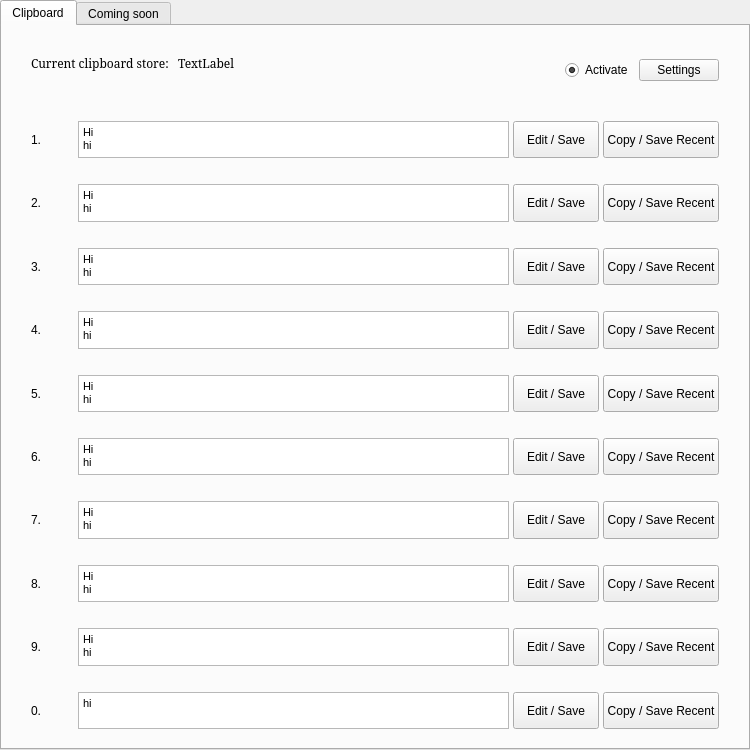
This is clipboard_2.ui in Ivan-812/Better-clipboard as Qt 5 draws it before an edit. The edited form follows.
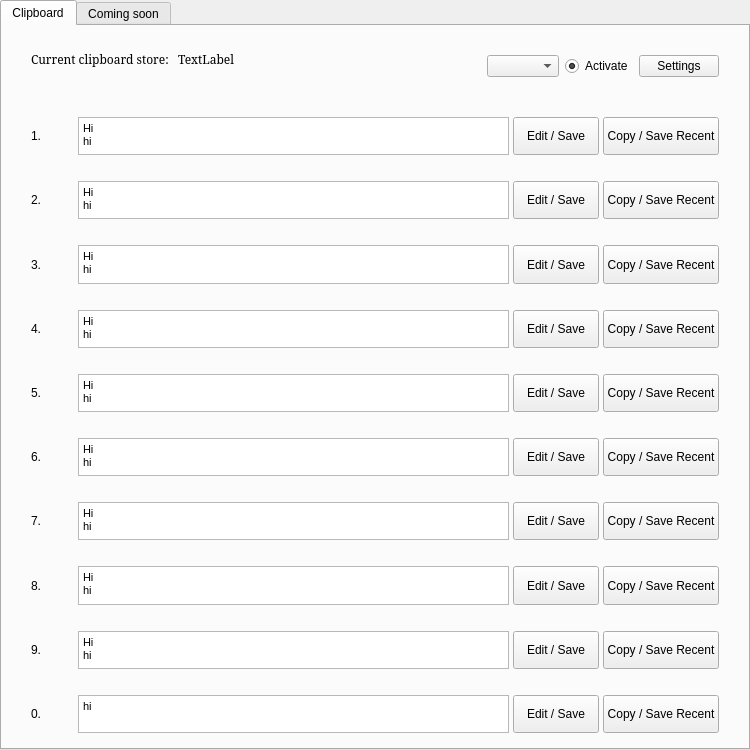
This is the edited form.

Commit message:
Add add new clipboard + convert functions to class
1. Add combo box to choose new clipboards
2. Convert function into class

Patch:
```diff
--- a/clipboard_2.ui
+++ b/clipboard_2.ui
@@ -33,10 +33,16 @@
     <string>Clipboard</string>
    </attribute>
    <layout class="QHBoxLayout" name="horizontalLayout_2">
+    <property name="topMargin">
+     <number>5</number>
+    </property>
+    <property name="bottomMargin">
+     <number>5</number>
+    </property>
     <item>
      <layout class="QVBoxLayout" name="verticalLayout">
       <item>
-       <layout class="QHBoxLayout" name="recent_layout" stretch="1,3,0,0">
+       <layout class="QHBoxLayout" name="recent_layout" stretch="1,3,0,0,0">
         <property name="leftMargin">
          <number>20</number>
         </property>
@@ -91,6 +97,9 @@
           </property>
          </widget>
         </item>
+        <item>
+         <widget class="QComboBox" name="clipboard_set_combo"/>
+        </item>
         <item>
          <widget class="QRadioButton" name="clipboard_active">
           <property name="text">
```
The commit also changes 4 other files.
